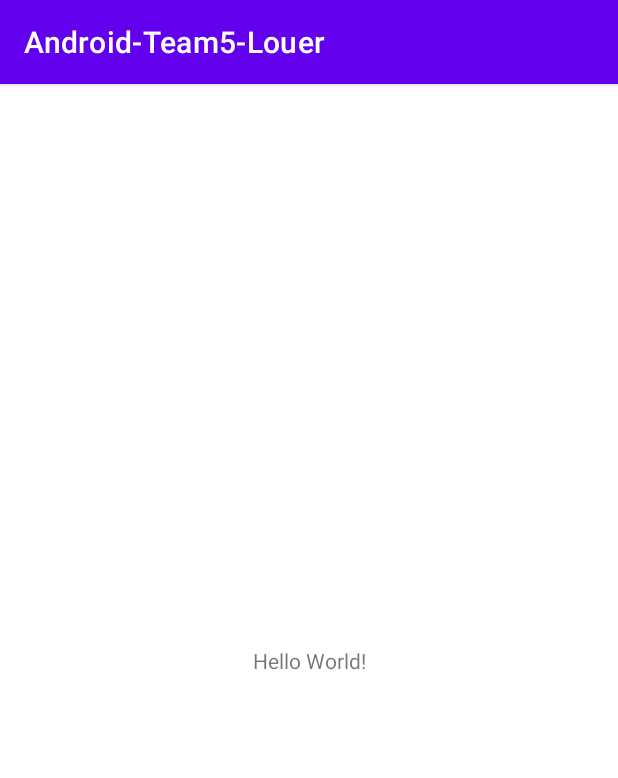
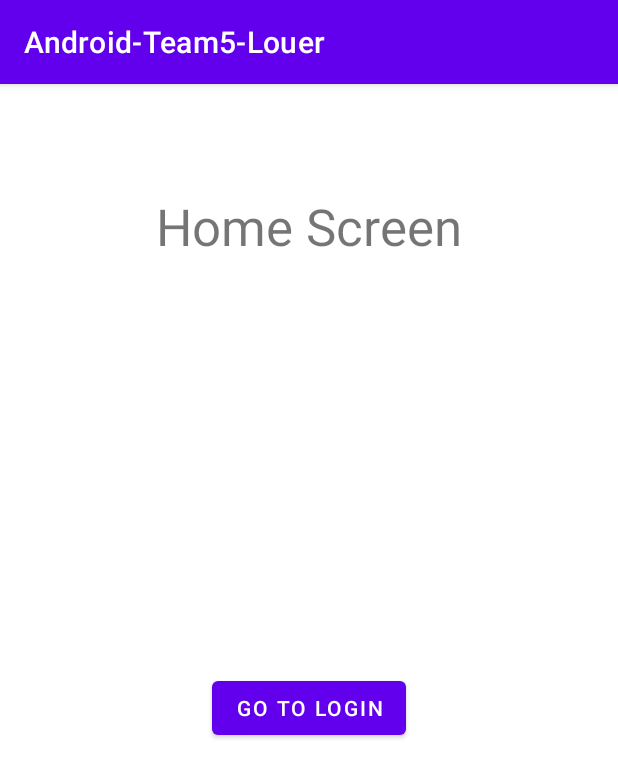
Before and after one commit to veerendra2811/Android-Team5-Louer, an Android app: the screen it shows after launch (MainActivity before the commit, HomeScreenActivity after it), on a phone screen of 412 x 824 dp. Shown: the top 778 px of the screen. Run offline under Robolectric (Android 15) with nearby library versions, the phone set to English and light mode, and no system bars.

Commit message:
Added Basic Screens

```diff
--- a/app/build.gradle
+++ b/app/build.gradle
@@ -29,9 +29,9 @@ android {
 
 dependencies {
 
-    implementation 'androidx.appcompat:appcompat:1.3.1'
+    implementation 'androidx.appcompat:appcompat:1.4.0'
     implementation 'com.google.android.material:material:1.4.0'
-    implementation 'androidx.constraintlayout:constraintlayout:2.1.1'
+    implementation 'androidx.constraintlayout:constraintlayout:2.1.2'
     testImplementation 'junit:junit:4.+'
     androidTestImplementation 'androidx.test.ext:junit:1.1.3'
     androidTestImplementation 'androidx.test.espresso:espresso-core:3.4.0'
--- /dev/null
+++ b/app/src/main/java/com/example/android_team5_louer/HomeScreenActivity.java
@@ -0,0 +1,21 @@
+package com.example.android_team5_louer;
+
+import androidx.appcompat.app.AppCompatActivity;
+
+import android.content.Intent;
+import android.os.Bundle;
+import android.view.View;
+
+public class HomeScreenActivity extends AppCompatActivity {
+
+    @Override
+    protected void onCreate(Bundle savedInstanceState) {
+        super.onCreate(savedInstanceState);
+        setContentView(R.layout.activity_home_screen);
+    }
+
+    public void goToLoginScreen(View v) {
+        Intent loginIntent = new Intent(getApplicationContext(), LoginActivity.class);
+        startActivity(loginIntent);
+    }
+}
--- a/app/src/main/java/com/example/android_team5_louer/MainActivity.java
+++ b/app/src/main/java/com/example/android_team5_louer/MainActivity.java
@@ -2,6 +2,7 @@ package com.example.android_team5_louer;
 
 import androidx.appcompat.app.AppCompatActivity;
 
+import android.content.Intent;
 import android.os.Bundle;
 
 public class MainActivity extends AppCompatActivity {
@@ -9,6 +10,10 @@ public class MainActivity extends AppCompatActivity {
     @Override
     protected void onCreate(Bundle savedInstanceState) {
         super.onCreate(savedInstanceState);
-        setContentView(R.layout.activity_main);
+        //setContentView(R.layout.activity_main);
+
+        /* Don't Disturb Main Activity Until stable*/
+        Intent homeIntent = new Intent(getApplicationContext(), HomeScreenActivity.class);
+        startActivity(homeIntent);
     }
 }
--- /dev/null
+++ b/app/src/main/res/layout/activity_home_screen.xml
@@ -0,0 +1,30 @@
+<?xml version="1.0" encoding="utf-8"?>
+<androidx.constraintlayout.widget.ConstraintLayout xmlns:android="http://schemas.android.com/apk/res/android"
+    xmlns:app="http://schemas.android.com/apk/res-auto"
+    xmlns:tools="http://schemas.android.com/tools"
+    android:layout_width="match_parent"
+    android:layout_height="match_parent"
+    tools:context=".HomeScreenActivity">
+
+    <Button
+        android:id="@+id/button"
+        android:layout_width="wrap_content"
+        android:layout_height="wrap_content"
+        android:layout_marginBottom="328dp"
+        android:onClick="goToLoginScreen"
+        android:text="Go to Login"
+        app:layout_constraintBottom_toBottomOf="parent"
+        app:layout_constraintEnd_toEndOf="parent"
+        app:layout_constraintStart_toStartOf="parent" />
+
+    <TextView
+        android:id="@+id/textView"
+        android:layout_width="wrap_content"
+        android:layout_height="wrap_content"
+        android:layout_marginTop="72dp"
+        android:text="Home Screen"
+        android:textSize="34sp"
+        app:layout_constraintEnd_toEndOf="parent"
+        app:layout_constraintStart_toStartOf="parent"
+        app:layout_constraintTop_toTopOf="parent" />
+</androidx.constraintlayout.widget.ConstraintLayout>
```
Also changed, not shown: app/src/main/AndroidManifest.xml (+10 -1 lines), app/src/main/java/com/example/android_team5_louer/BookingListActivity.java (added, +14 -0 lines), app/src/main/java/com/example/android_team5_louer/LoginActivity.java (added, +21 -0 lines), app/src/main/res/layout/activity_booking_list.xml (added, +9 -0 lines), app/src/main/res/layout/activity_login.xml (added, +30 -0 lines).
